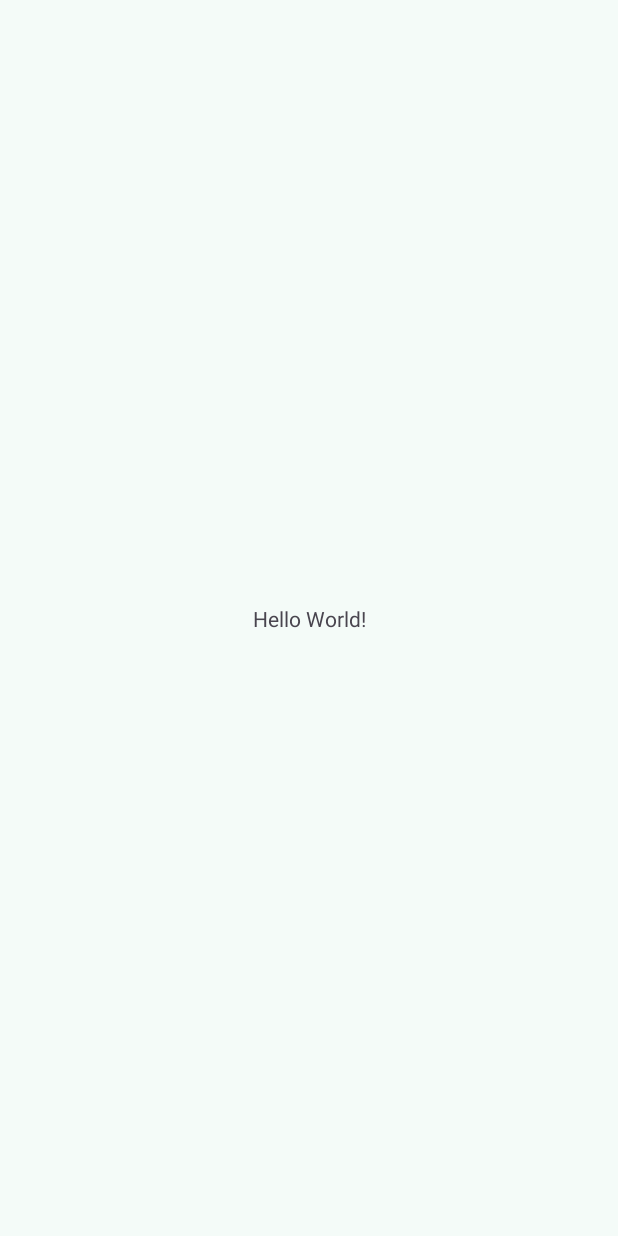
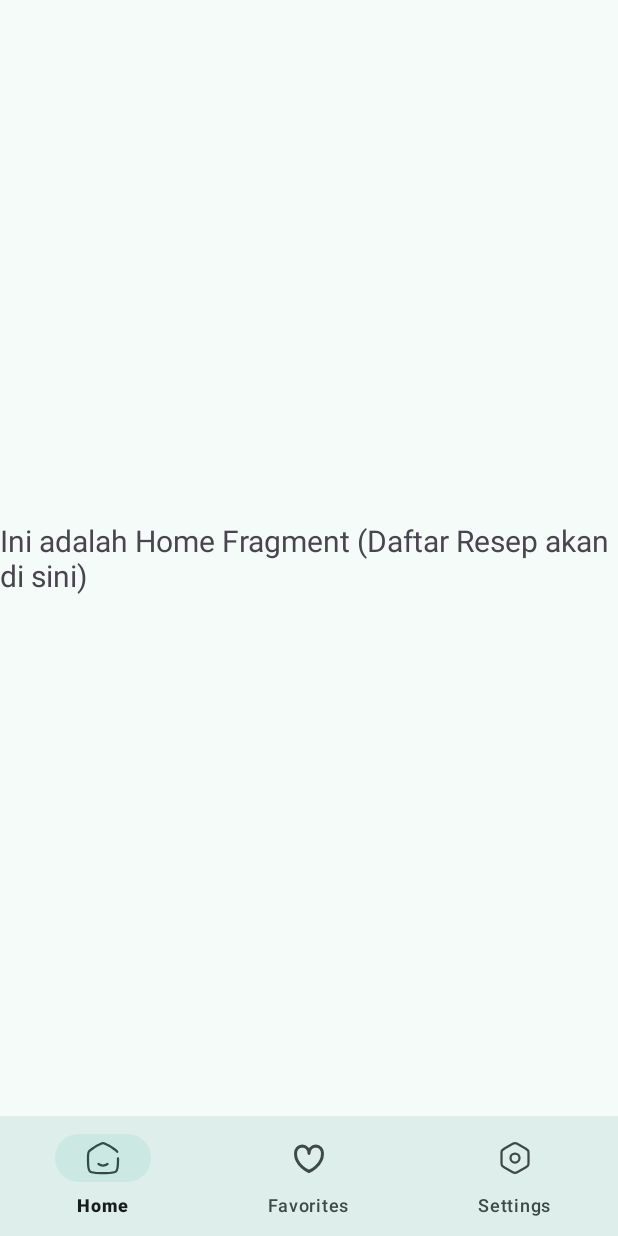
Before and after one commit to restuahmadinata/LetMeCook, an Android app: the screen it shows after launch (MainActivity), on a phone screen of 412 x 824 dp. Before the commit the screen is almost empty. Run offline under Robolectric (Android 15) with nearby library versions, the phone set to English and light mode, and no system bars; our stand-ins replace navigation-ui.

Commit message:
feat: Implement basic bottom navigation

```diff
--- a/app/build.gradle.kts
+++ b/app/build.gradle.kts
@@ -33,6 +33,9 @@ android {
 
 dependencies {
 
+    implementation(libs.navigation.fragment.ktx)
+    implementation(libs.navigation.ui.ktx)
+
     implementation(libs.appcompat)
     implementation(libs.material)
     implementation(libs.activity)
--- a/app/src/main/java/com/miraiprjkt/letmecook/MainActivity.java
+++ b/app/src/main/java/com/miraiprjkt/letmecook/MainActivity.java
@@ -1,24 +1,54 @@
+// app/src/main/java/com/miraiprjkt/letmecook/MainActivity.java
 package com.miraiprjkt.letmecook;
 
 import android.os.Bundle;
-
-import androidx.activity.EdgeToEdge;
+import android.util.Log; // Tambahkan import Log
 import androidx.appcompat.app.AppCompatActivity;
 import androidx.core.graphics.Insets;
 import androidx.core.view.ViewCompat;
 import androidx.core.view.WindowInsetsCompat;
+import androidx.navigation.NavController;
+// Hapus import androidx.navigation.Navigation; jika tidak digunakan lagi secara langsung
+import androidx.navigation.fragment.NavHostFragment; // << Tambahkan import ini
+import androidx.navigation.ui.NavigationUI;
+import com.google.android.material.bottomnavigation.BottomNavigationView;
+import androidx.activity.EdgeToEdge; // Pastikan import ini ada jika Anda menggunakan EdgeToEdge
 
 public class MainActivity extends AppCompatActivity {
 
     @Override
     protected void onCreate(Bundle savedInstanceState) {
         super.onCreate(savedInstanceState);
-        EdgeToEdge.enable(this);
+
+        // Jika Anda ingin menggunakan EdgeToEdge, pastikan dipanggil sebelum setContentView
+        // EdgeToEdge.enable(this); // Aktifkan baris ini jika Anda ingin menggunakan EdgeToEdge seperti pada kode awal Anda
+
         setContentView(R.layout.activity_main);
-        ViewCompat.setOnApplyWindowInsetsListener(findViewById(R.id.main), (v, insets) -> {
+
+        BottomNavigationView navView = findViewById(R.id.nav_view);
+
+        // Cara yang lebih aman untuk mendapatkan NavController
+        NavHostFragment navHostFragment = (NavHostFragment) getSupportFragmentManager()
+                .findFragmentById(R.id.nav_host_fragment_activity_main);
+
+        if (navHostFragment != null) {
+            NavController navController = navHostFragment.getNavController();
+            NavigationUI.setupWithNavController(navView, navController);
+        } else {
+            // Ini seharusnya tidak terjadi jika layout Anda benar
+            Log.e("MainActivity", "NavHostFragment not found!");
+            // Anda bisa menambahkan penanganan error lebih lanjut di sini jika perlu
+        }
+
+        // Sesuaikan ID dengan root layout Anda di activity_main.xml
+        // Jika root layout Anda adalah main_container (seperti saran saya sebelumnya)
+        ViewCompat.setOnApplyWindowInsetsListener(findViewById(R.id.main_container), (v, insets) -> {
             Insets systemBars = insets.getInsets(WindowInsetsCompat.Type.systemBars());
-            v.setPadding(systemBars.left, systemBars.top, systemBars.right, systemBars.bottom);
+            // Anda mungkin perlu menyesuaikan padding ini tergantung pada bagaimana EdgeToEdge diterapkan
+            v.setPadding(systemBars.left, systemBars.top, systemBars.right, 0); // Padding bottom mungkin dihandle oleh NavView atau tidak diperlukan di sini
             return insets;
         });
+        // Jika Anda menggunakan ID "main" seperti pada kode awal Anda, pastikan ID tersebut ada di activity_main.xml
+        // dan sesuaikan juga di atas: findViewById(R.id.main)
     }
 }
--- /dev/null
+++ b/app/src/main/java/com/miraiprjkt/letmecook/fragment/FavoritesFragment.java
@@ -0,0 +1,24 @@
+// app/src/main/java/com/miraiprjkt/letmecook/FavoritesFragment.java
+package com.miraiprjkt.letmecook.fragment;
+
+import android.os.Bundle;
+import androidx.fragment.app.Fragment;
+import android.view.LayoutInflater;
+import android.view.View;
+import android.view.ViewGroup;
+
+import com.miraiprjkt.letmecook.R;
+
+public class FavoritesFragment extends Fragment {
+
+    public FavoritesFragment() {
+        // Required empty public constructor
+    }
+
+    @Override
+    public View onCreateView(LayoutInflater inflater, ViewGroup container,
+                             Bundle savedInstanceState) {
+        // Inflate the layout for this fragment
+        return inflater.inflate(R.layout.fragment_favorites, container, false);
+    }
+}
--- /dev/null
+++ b/app/src/main/java/com/miraiprjkt/letmecook/fragment/HomeFragment.java
@@ -0,0 +1,24 @@
+// app/src/main/java/com/miraiprjkt/letmecook/HomeFragment.java
+package com.miraiprjkt.letmecook.fragment;
+
+import android.os.Bundle;
+import androidx.fragment.app.Fragment;
+import android.view.LayoutInflater;
+import android.view.View;
+import android.view.ViewGroup;
+
+import com.miraiprjkt.letmecook.R;
+
+public class HomeFragment extends Fragment {
+
+    public HomeFragment() {
+        // Required empty public constructor
+    }
+
+    @Override
+    public View onCreateView(LayoutInflater inflater, ViewGroup container,
+                             Bundle savedInstanceState) {
+        // Inflate the layout for this fragment
+        return inflater.inflate(R.layout.fragment_home, container, false);
+    }
+}
--- /dev/null
+++ b/app/src/main/java/com/miraiprjkt/letmecook/fragment/SettingsFragment.java
@@ -0,0 +1,50 @@
+// app/src/main/java/com/miraiprjkt/letmecook/SettingsFragment.java
+package com.miraiprjkt.letmecook.fragment;
+
+import android.os.Bundle;
+import androidx.fragment.app.Fragment;
+import androidx.appcompat.app.AppCompatDelegate;
+import android.view.LayoutInflater;
+import android.view.View;
+import android.view.ViewGroup;
+import com.google.android.material.switchmaterial.SwitchMaterial;
+import com.miraiprjkt.letmecook.R;
+
+import android.content.SharedPreferences;
+import android.preference.PreferenceManager; // atau androidx.preference.PreferenceManager
+
+public class SettingsFragment extends Fragment {
+
+    public SettingsFragment() {
+        // Required empty public constructor
+    }
+
+    @Override
+    public View onCreateView(LayoutInflater inflater, ViewGroup container,
+                             Bundle savedInstanceState) {
+        View view = inflater.inflate(R.layout.fragment_settings, container, false);
+
+        SwitchMaterial switchTheme = view.findViewById(R.id.switch_theme);
+
+        // Inisialisasi status switch berdasarkan mode saat ini
+        // (Ini adalah contoh sederhana, idealnya simpan preferensi tema di SharedPreferences)
+        int currentNightMode = getResources().getConfiguration().uiMode & android.content.res.Configuration.UI_MODE_NIGHT_MASK;
+        if (currentNightMode == android.content.res.Configuration.UI_MODE_NIGHT_YES) {
+            switchTheme.setChecked(true);
+        } else {
+            switchTheme.setChecked(false);
+        }
+
+        switchTheme.setOnCheckedChangeListener((buttonView, isChecked) -> {
+            if (isChecked) {
+                AppCompatDelegate.setDefaultNightMode(AppCompatDelegate.MODE_NIGHT_YES);
+            } else {
+                AppCompatDelegate.setDefaultNightMode(AppCompatDelegate.MODE_NIGHT_NO);
+            }
+            // Idealnya simpan pilihan ini di SharedPreferences agar persisten
+            // getActivity().recreate(); // Untuk menerapkan tema secara langsung, tapi ini akan me-restart activity
+        });
+
+        return view;
+    }
+}
--- /dev/null
+++ b/app/src/main/res/drawable/ic_favorite.xml
@@ -0,0 +1,13 @@
+<vector xmlns:android="http://schemas.android.com/apk/res/android"
+    android:width="800dp"
+    android:height="800dp"
+    android:viewportWidth="24"
+    android:viewportHeight="24">
+  <path
+      android:pathData="M21,9c0,8.18 -9,12 -9,12S3,17.22 3,9A4.79,4.79 0,0 1,7.5 4,4.79 4.79,0 0,1 12,9a4.79,4.79 0,0 1,4.5 -5A4.79,4.79 0,0 1,21 9Z"
+      android:strokeLineJoin="round"
+      android:strokeWidth="2"
+      android:fillColor="#00000000"
+      android:strokeColor="#000000"
+      android:strokeLineCap="round"/>
+</vector>
--- /dev/null
+++ b/app/src/main/res/drawable/ic_home.xml
@@ -0,0 +1,18 @@
+<vector xmlns:android="http://schemas.android.com/apk/res/android"
+    android:width="800dp"
+    android:height="800dp"
+    android:viewportWidth="24"
+    android:viewportHeight="24">
+  <path
+      android:pathData="M9,16C9.85,16.63 10.885,17 12,17C13.115,17 14.15,16.63 15,16"
+      android:strokeWidth="1.5"
+      android:fillColor="#00000000"
+      android:strokeColor="#1C274C"
+      android:strokeLineCap="round"/>
+  <path
+      android:pathData="M22,12.204V13.725C22,17.626 22,19.576 20.828,20.788C19.657,22 17.771,22 14,22H10C6.229,22 4.343,22 3.172,20.788C2,19.576 2,17.626 2,13.725V12.204C2,9.915 2,8.771 2.519,7.823C3.038,6.874 3.987,6.286 5.884,5.108L7.884,3.867C9.889,2.622 10.892,2 12,2C13.108,2 14.111,2.622 16.116,3.867L18.116,5.108C20.013,6.286 20.962,6.874 21.481,7.823"
+      android:strokeWidth="1.5"
+      android:fillColor="#00000000"
+      android:strokeColor="#1C274C"
+      android:strokeLineCap="round"/>
+</vector>
--- /dev/null
+++ b/app/src/main/res/drawable/ic_settings.xml
@@ -0,0 +1,20 @@
+<vector xmlns:android="http://schemas.android.com/apk/res/android"
+    android:width="800dp"
+    android:height="800dp"
+    android:viewportWidth="24"
+    android:viewportHeight="24">
+  <path
+      android:pathData="M3,9.11V14.88C3,17 3,17 5,18.35L10.5,21.53C11.33,22.01 12.68,22.01 13.5,21.53L19,18.35C21,17 21,17 21,14.89V9.11C21,7 21,7 19,5.65L13.5,2.47C12.68,1.99 11.33,1.99 10.5,2.47L5,5.65C3,7 3,7 3,9.11Z"
+      android:strokeLineJoin="round"
+      android:strokeWidth="1.5"
+      android:fillColor="#00000000"
+      android:strokeColor="#292D32"
+      android:strokeLineCap="round"/>
+  <path
+      android:pathData="M12,15C13.657,15 15,13.657 15,12C15,10.343 13.657,9 12,9C10.343,9 9,10.343 9,12C9,13.657 10.343,15 12,15Z"
+      android:strokeLineJoin="round"
+      android:strokeWidth="1.5"
+      android:fillColor="#00000000"
+      android:strokeColor="#292D32"
+      android:strokeLineCap="round"/>
+</vector>
--- a/app/src/main/res/layout/activity_main.xml
+++ b/app/src/main/res/layout/activity_main.xml
@@ -1,19 +1,33 @@
-<?xml version="1.0" encoding="utf-8"?>
 <androidx.constraintlayout.widget.ConstraintLayout xmlns:android="http://schemas.android.com/apk/res/android"
     xmlns:app="http://schemas.android.com/apk/res-auto"
     xmlns:tools="http://schemas.android.com/tools"
-    android:id="@+id/main"
+    android:id="@+id/main_container"
     android:layout_width="match_parent"
     android:layout_height="match_parent"
     tools:context=".MainActivity">
 
-    <TextView
-        android:layout_width="wrap_content"
+    <androidx.fragment.app.FragmentContainerView
+        android:id="@+id/nav_host_fragment_activity_main"
+        android:name="androidx.navigation.fragment.NavHostFragment"
+        android:layout_width="0dp"
+        android:layout_height="0dp"
+        app:layout_constraintBottom_toTopOf="@id/nav_view"
+        app:layout_constraintLeft_toLeftOf="parent"
+        app:layout_constraintRight_toRightOf="parent"
+        app:layout_constraintTop_toTopOf="parent"
+        app:defaultNavHost="true"
+        app:navGraph="@navigation/nav_graph" />
+
+    <com.google.android.material.bottomnavigation.BottomNavigationView
+        android:id="@+id/nav_view"
+        android:layout_width="0dp"
         android:layout_height="wrap_content"
-        android:text="Hello World!"
+        android:layout_marginStart="0dp"
+        android:layout_marginEnd="0dp"
+        android:background="?android:attr/windowBackground"
         app:layout_constraintBottom_toBottomOf="parent"
-        app:layout_constraintEnd_toEndOf="parent"
-        app:layout_constraintStart_toStartOf="parent"
-        app:layout_constraintTop_toTopOf="parent" />
+        app:layout_constraintLeft_toLeftOf="parent"
+        app:layout_constraintRight_toRightOf="parent"
+        app:menu="@menu/bottom_nav_menu" />
 
 </androidx.constraintlayout.widget.ConstraintLayout>
--- /dev/null
+++ b/app/src/main/res/layout/fragment_favorites.xml
@@ -0,0 +1,19 @@
+<androidx.constraintlayout.widget.ConstraintLayout xmlns:android="http://schemas.android.com/apk/res/android"
+    xmlns:app="http://schemas.android.com/apk/res-auto"
+    xmlns:tools="http://schemas.android.com/tools"
+    android:layout_width="match_parent"
+    android:layout_height="match_parent"
+    tools:context=".FavoritesFragment">
+
+    <TextView
+        android:id="@+id/text_favorites"
+        android:layout_width="wrap_content"
+        android:layout_height="wrap_content"
+        android:text="Ini adalah Favorites Fragment (Masih Kosong)"
+        android:textSize="20sp"
+        app:layout_constraintBottom_toBottomOf="parent"
+        app:layout_constraintEnd_toEndOf="parent"
+        app:layout_constraintStart_toStartOf="parent"
+        app:layout_constraintTop_toTopOf="parent" />
+
+</androidx.constraintlayout.widget.ConstraintLayout>
--- /dev/null
+++ b/app/src/main/res/layout/fragment_home.xml
@@ -0,0 +1,19 @@
+<androidx.constraintlayout.widget.ConstraintLayout xmlns:android="http://schemas.android.com/apk/res/android"
+    xmlns:app="http://schemas.android.com/apk/res-auto"
+    xmlns:tools="http://schemas.android.com/tools"
+    android:layout_width="match_parent"
+    android:layout_height="match_parent"
+    tools:context=".HomeFragment">
+
+    <TextView
+        android:id="@+id/text_home"
+        android:layout_width="wrap_content"
+        android:layout_height="wrap_content"
+        android:text="Ini adalah Home Fragment (Daftar Resep akan di sini)"
+        android:textSize="20sp"
+        app:layout_constraintBottom_toBottomOf="parent"
+        app:layout_constraintEnd_toEndOf="parent"
+        app:layout_constraintStart_toStartOf="parent"
+        app:layout_constraintTop_toTopOf="parent" />
+
+</androidx.constraintlayout.widget.ConstraintLayout>
--- /dev/null
+++ b/app/src/main/res/layout/fragment_settings.xml
@@ -0,0 +1,19 @@
+<androidx.constraintlayout.widget.ConstraintLayout xmlns:android="http://schemas.android.com/apk/res/android"
+    xmlns:app="http://schemas.android.com/apk/res-auto"
+    xmlns:tools="http://schemas.android.com/tools"
+    android:layout_width="match_parent"
+    android:layout_height="match_parent"
+    tools:context=".SettingsFragment">
+
+    <com.google.android.material.switchmaterial.SwitchMaterial
+        android:id="@+id/switch_theme"
+        android:layout_width="wrap_content"
+        android:layout_height="wrap_content"
+        android:text="Dark Mode"
+        android:textSize="18sp"
+        app:layout_constraintStart_toStartOf="parent"
+        app:layout_constraintTop_toTopOf="parent"
+        android:layout_marginStart="16dp"
+        android:layout_marginTop="16dp"/>
+
+</androidx.constraintlayout.widget.ConstraintLayout>
--- /dev/null
+++ b/app/src/main/res/menu/bottom_nav_menu.xml
@@ -0,0 +1,14 @@
+<menu xmlns:android="http://schemas.android.com/apk/res/android">
+    <item
+        android:id="@+id/navigation_home"
+        android:icon="@drawable/ic_home"
+        android:title="Home" />
+    <item
+        android:id="@+id/navigation_favorites"
+        android:icon="@drawable/ic_favorite"
+        android:title="Favorites" />
+    <item
+        android:id="@+id/navigation_settings"
+        android:icon="@drawable/ic_settings"
+        android:title="Settings" />
+</menu>
--- /dev/null
+++ b/app/src/main/res/navigation/nav_graph.xml
@@ -0,0 +1,22 @@
+<navigation xmlns:android="http://schemas.android.com/apk/res/android"
+    xmlns:app="http://schemas.android.com/apk/res-auto"
+    xmlns:tools="http://schemas.android.com/tools"
+    android:id="@+id/nav_graph"
+    app:startDestination="@id/navigation_home">
+
+    <fragment
+        android:id="@+id/navigation_home"
+        android:name="com.miraiprjkt.letmecook.fragment.HomeFragment"
+        android:label="Home"
+        tools:layout="@layout/fragment_home" />
+    <fragment
+        android:id="@+id/navigation_favorites"
+        android:name="com.miraiprjkt.letmecook.fragment.FavoritesFragment"
+        android:label="Favorites"
+        tools:layout="@layout/fragment_favorites" />
+    <fragment
+        android:id="@+id/navigation_settings"
+        android:name="com.miraiprjkt.letmecook.fragment.SettingsFragment"
+        android:label="Settings"
+        tools:layout="@layout/fragment_settings" />
+</navigation>
--- a/app/src/main/res/values/strings.xml
+++ b/app/src/main/res/values/strings.xml
@@ -1,3 +1,5 @@
 <resources>
     <string name="app_name">LetMeCook</string>
+    <!-- TODO: Remove or change this placeholder text -->
+    <string name="hello_blank_fragment">Hello blank fragment</string>
 </resources>
--- a/gradle/libs.versions.toml
+++ b/gradle/libs.versions.toml
@@ -7,6 +7,7 @@ appcompat = "1.7.0"
 material = "1.12.0"
 activity = "1.10.1"
 constraintlayout = "2.2.1"
+navigationFragmentKtx = "2.7.7"
 
 [libraries]
 junit = { group = "junit", name = "junit", version.ref = "junit" }
@@ -16,6 +17,8 @@ appcompat = { group = "androidx.appcompat", name = "appcompat", version.ref = "a
 material = { group = "com.google.android.material", name = "material", version.ref = "material" }
 activity = { group = "androidx.activity", name = "activity", version.ref = "activity" }
 constraintlayout = { group = "androidx.constraintlayout", name = "constraintlayout", version.ref = "constraintlayout" }
+navigation-fragment-ktx = { module = "androidx.navigation:navigation-fragment-ktx", version.ref = "navigationFragmentKtx" }
+navigation-ui-ktx = { module = "androidx.navigation:navigation-ui-ktx", version.ref = "navigationFragmentKtx" }
 
 [plugins]
 android-application = { id = "com.android.application", version.ref = "agp" }
```
